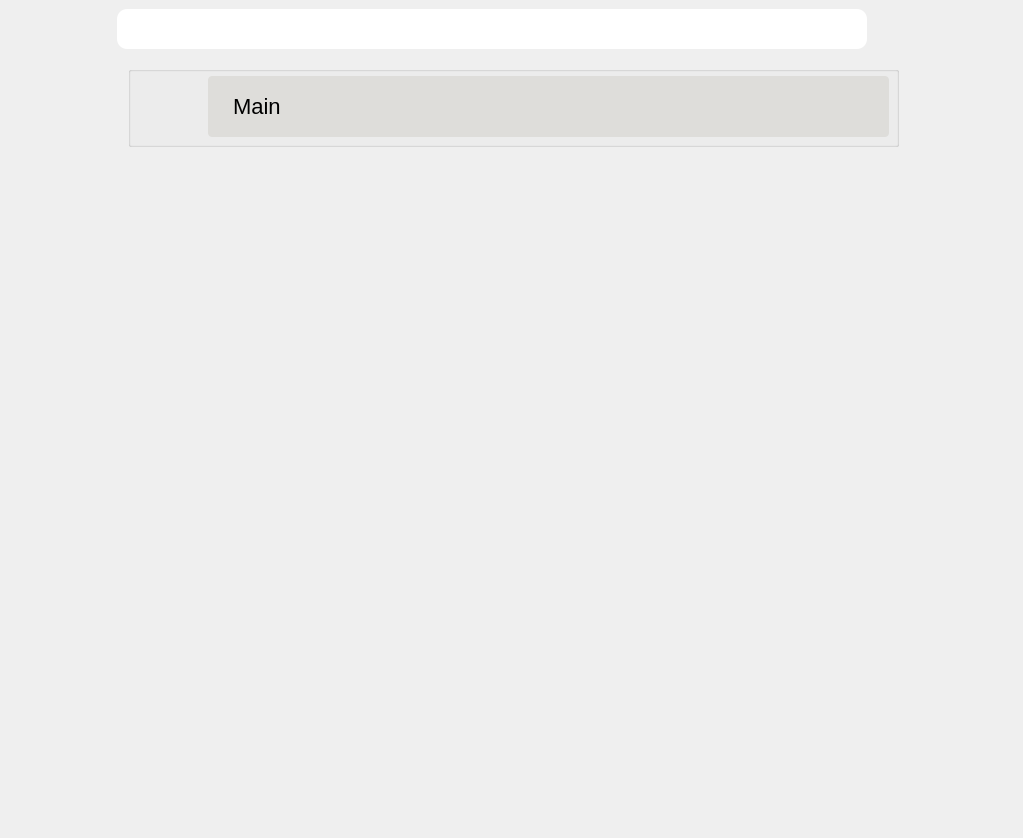
The window that forms/collections_view.ui (Abdel-RahmanSaied/SpecialsAid_frontEnd) describes before a commit, drawn with Qt 5.
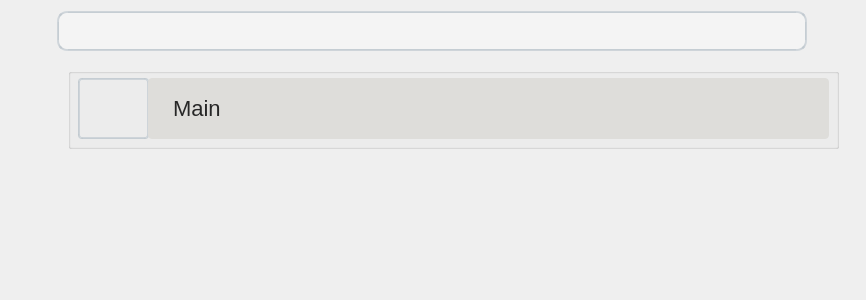
The same window after the commit. Icons and pictures are not drawn.

Commit message: create 2 ui's and its views

Diff of the .ui file:
```diff
--- a/forms/collections_view.ui
+++ b/forms/collections_view.ui
@@ -1,19 +1,448 @@
 <?xml version="1.0" encoding="UTF-8"?>
 <ui version="4.0">
- <class>MainWindow</class>
- <widget class="QMainWindow" name="MainWindow">
+ <class>Form</class>
+ <widget class="QWidget" name="Form">
   <property name="geometry">
    <rect>
     <x>0</x>
     <y>0</y>
-    <width>1023</width>
-    <height>838</height>
+    <width>866</width>
+    <height>300</height>
    </rect>
   </property>
   <property name="windowTitle">
    <string>MainWindow</string>
   </property>
-  <widget class="QWidget" name="centralwidget">
+  <property name="styleSheet">
+   <string notr="true">
+QMainWindow {
+    background-color:#f5f5f5;
+}
+QPushButton, QToolButton, QCommandLinkButton{
+    padding: 0 5px 0 5px;
+    border-style: solid;
+    border-top-color: qlineargradient(spread:pad, x1:0, y1:0, x2:0, y2:1, stop:0 #c1c9cf, stop:1 #d2d8dd);
+    border-right-color: qlineargradient(spread:pad, x1:1, y1:0, x2:0, y2:0, stop:0 #c1c9cf, stop:1 #d2d8dd);
+    border-bottom-color: qlineargradient(spread:pad, x1:0, y1:1, x2:0, y2:0, stop:0 #c1c9cf, stop:1 #d2d8dd);
+    border-left-color: qlineargradient(spread:pad, x1:0, y1:0, x2:1, y2:0, stop:0 #c1c9cf, stop:1 #d2d8dd);
+    border-width: 2px;
+    border-radius: 8px;
+    color: #616161;
+    font-weight: bold;
+    background-color: qlineargradient(spread:pad, x1:0.5, y1:0, x2:0.5, y2:1, stop:0 #fbfdfd, stop:0.5 #ffffff, stop:1 #fbfdfd);
+}
+QPushButton::default, QToolButton::default, QCommandLinkButton::default{
+    border: 2px solid transparent;
+    color: #FFFFFF;
+    background-color: qlineargradient(spread:pad, x1:0.5, y1:0, x2:0.5, y2:1, stop:0 #84afe5, stop:1 #1168e4);
+}
+QPushButton:hover, QToolButton:hover, QCommandLinkButton:hover{
+    color: #3d3d3d;
+}
+QPushButton:pressed, QToolButton:pressed, QCommandLinkButton:pressed{
+    color: #aeaeae;
+    background-color: qlineargradient(spread:pad, x1:0.5, y1:0, x2:0.5, y2:1, stop:0 #ffffff, stop:0.5 #fbfdfd, stop:1 #ffffff);
+}
+QPushButton:disabled, QToolButton:disabled, QCommandLinkButton:disabled{
+    color: #616161;
+    background-color: qlineargradient(spread:pad, x1:0.5, y1:0, x2:0.5, y2:1, stop:0 #dce7eb, stop:0.5 #e0e8eb, stop:1 #dee7ec);
+}
+QLineEdit, QTextEdit, QPlainTextEdit, QSpinBox, QDoubleSpinBox, QTimeEdit, QDateEdit, QDateTimeEdit {
+    border-width: 2px;
+    border-radius: 8px;
+    border-style: solid;
+    border-top-color: qlineargradient(spread:pad, x1:0.5, y1:1, x2:0.5, y2:0, stop:0 #c1c9cf, stop:1 #d2d8dd);
+    border-right-color: qlineargradient(spread:pad, x1:0, y1:0, x2:1, y2:0, stop:0 #c1c9cf, stop:1 #d2d8dd);
+    border-bottom-color: qlineargradient(spread:pad, x1:0.5, y1:0, x2:0.5, y2:1, stop:0 #c1c9cf, stop:1 #d2d8dd);
+    border-left-color: qlineargradient(spread:pad, x1:1, y1:0, x2:0, y2:0, stop:0 #c1c9cf, stop:1 #d2d8dd);
+    background-color: #f4f4f4;
+    color: #3d3d3d;
+}
+QLineEdit:focus, QTextEdit:focus, QPlainTextEdit:focus, QSpinBox:focus, QDoubleSpinBox:focus, QTimeEdit:focus, QDateEdit:focus, QDateTimeEdit:focus {
+    border-width: 2px;
+    border-radius: 8px;
+    border-style: solid;
+    border-top-color: qlineargradient(spread:pad, x1:0.5, y1:1, x2:0.5, y2:0, stop:0 #85b7e3, stop:1 #9ec1db);
+    border-right-color: qlineargradient(spread:pad, x1:0, y1:0, x2:1, y2:0, stop:0 #85b7e3, stop:1 #9ec1db);
+    border-bottom-color: qlineargradient(spread:pad, x1:0.5, y1:0, x2:0.5, y2:1, stop:0 #85b7e3, stop:1 #9ec1db);
+    border-left-color: qlineargradient(spread:pad, x1:1, y1:0, x2:0, y2:0, stop:0 #85b7e3, stop:1 #9ec1db);
+    background-color: #f4f4f4;
+    color: #3d3d3d;
+}
+QLineEdit:disabled, QTextEdit:disabled, QPlainTextEdit:disabled, QSpinBox:disabled, QDoubleSpinBox:disabled, QTimeEdit:disabled, QDateEdit:disabled, QDateTimeEdit:disabled {
+    color: #b9b9b9;
+}
+QSpinBox::up-button, QDoubleSpinBox::up-button, QTimeEdit::up-button, QDateEdit::up-button, QDateTimeEdit::up-button {
+    subcontrol-origin: padding;
+    subcontrol-position: top right;
+    width: 15px;
+    color: #272727;
+    border-left-width: 1px;
+    border-left-color: darkgray;
+    border-left-style: solid;
+    border-top-right-radius: 3px;
+    padding: 3px;
+}
+QSpinBox::down-button, QDoubleSpinBox::down-button, QTimeEdit::down-button, QDateEdit::down-button, QDateTimeEdit::down-button {
+    subcontrol-origin: padding;
+    subcontrol-position: bottom right;
+    width: 15px;
+    color: #272727;
+    border-left-width: 1px;
+    border-left-color: darkgray;
+    border-left-style: solid;
+    border-bottom-right-radius: 3px;
+    padding: 3px;
+}
+QSpinBox::up-button:pressed, QDoubleSpinBox::up-button:pressed, QTimeEdit::up-button:pressed, QDateEdit::up-button:pressed, QDateTimeEdit::up-button:pressed {
+    color: #aeaeae;
+    background-color: qlineargradient(spread:pad, x1:0.5, y1:0, x2:0.5, y2:1, stop:0 #ffffff, stop:0.5 #fbfdfd, stop:1 #ffffff);
+}
+QSpinBox::down-button:pressed, QDoubleSpinBox::down-button:pressed, QTimeEdit::down-button:pressed, QDateEdit::down-button:pressed, QDateTimeEdit::down-button:pressed {
+    color: #aeaeae;
+    background-color: qlineargradient(spread:pad, x1:0.5, y1:0, x2:0.5, y2:1, stop:0 #ffffff, stop:0.5 #fbfdfd, stop:1 #ffffff);
+}
+QSpinBox::up-button:hover, QDoubleSpinBox::up-button:hover, QTimeEdit::up-button:hover, QDateEdit::up-button:hover, QDateTimeEdit::up-button:hover {
+    color: #FFFFFF;
+    border-top-right-radius: 5px;
+    background-color: qlineargradient(spread:pad, x1:0.5, y1:0, x2:0.5, y2:1, stop:0 #84afe5, stop:1 #1168e4);
+    
+}
+QSpinBox::down-button:hover, QDoubleSpinBox::down-button:hover, QTimeEdit::down-button:hover, QDateEdit::down-button:hover, QDateTimeEdit::down-button:hover {
+    color: #FFFFFF;
+    border-bottom-right-radius: 5px;
+    background-color: qlineargradient(spread:pad, x1:0.5, y1:0, x2:0.5, y2:1, stop:0 #84afe5, stop:1 #1168e4);
+}
+QSpinBox::up-arrow, QDoubleSpinBox::up-arrow, QTimeEdit::up-arrow, QDateEdit::up-arrow, QDateTimeEdit::up-arrow {
+    image: url(/usr/share/icons/Adwaita/16x16/actions/go-up-symbolic.symbolic.png);
+}
+QSpinBox::down-arrow, QDoubleSpinBox::down-arrow, QTimeEdit::down-arrow, QDateEdit::down-arrow, QDateTimeEdit::down-arrow {
+    image: url(/usr/share/icons/Adwaita/16x16/actions/go-down-symbolic.symbolic.png);
+}
+QProgressBar {
+    max-height: 8px;
+    text-align: center;
+    font: italic bold 11px;
+    color: #3d3d3d;
+    border: 1px solid transparent;
+    border-radius:4px;
+    background-color: qlineargradient(spread:pad, x1:0, y1:0, x2:0, y2:1, stop:0 #ddd5d5, stop:0.5 #dad3d3, stop:1 #ddd5d5);
+}
+QProgressBar::chunk {
+    background-color: qlineargradient(spread:pad, x1:0, y1:0, x2:0, y2:1, stop:0 #467dd1, stop:0.5 #3b88fc, stop:1 #467dd1);
+    border-radius: 4px;
+}
+QProgressBar:disabled {
+    color: #616161;
+}
+QProgressBar::chunk:disabled {
+    background-color: #aeaeae;
+}
+QSlider::groove {
+    border: 1px solid #bbbbbb;
+    background-color: #52595d;
+    border-radius: 4px;
+}
+QSlider::groove:horizontal {
+    height: 6px;
+}
+QSlider::groove:vertical {
+    width: 6px;
+}
+QSlider::handle:horizontal {
+    background: #ffffff;
+    border-style: solid;
+    border-width: 1px;
+    border-color: rgb(207,207,207);
+    width: 12px;
+    margin: -5px 0;
+    border-radius: 7px;
+}
+QSlider::handle:vertical {
+    background: #ffffff;
+    border-style: solid;
+    border-width: 1px;
+    border-color: rgb(207,207,207);
+    height: 12px;
+    margin: 0 -5px;
+    border-radius: 7px;
+}
+QSlider::add-page, QSlider::sub-page {
+    border: 1px transparent;
+    background-color: #52595d;
+    border-radius: 4px;
+}
+QSlider::add-page:horizontal {
+    background: qlineargradient(spread:pad, x1:0, y1:0, x2:0, y2:1, stop:0 #ddd5d5, stop:0.5 #dad3d3, stop:1 #ddd5d5);
+}
+QSlider::sub-page:horizontal {
+    background-color: qlineargradient(spread:pad, x1:0, y1:0, x2:1, y2:0, stop:0 #467dd1, stop:0.5 #3b88fc, stop:1 #467dd1);
+}
+QSlider::add-page:vertical {
+    background-color: qlineargradient(spread:pad, x1:0, y1:0, x2:0, y2:1, stop:0 #467dd1, stop:0.5 #3b88fc, stop:1 #467dd1);
+}
+QSlider::sub-page:vertical {
+    background: qlineargradient(spread:pad, x1:0, y1:0, x2:1, y2:0, stop:0 #ddd5d5, stop:0.5 #dad3d3, stop:1 #ddd5d5);
+}
+QSlider::add-page:horizontal:disabled, QSlider::sub-page:horizontal:disabled, QSlider::add-page:vertical:disabled, QSlider::sub-page:vertical:disabled {
+    background: #b9b9b9;
+}
+QComboBox, QFontComboBox {
+    border-width: 2px;
+    border-radius: 8px;
+    border-style: solid;
+    border-top-color: qlineargradient(spread:pad, x1:0.5, y1:1, x2:0.5, y2:0, stop:0 #c1c9cf, stop:1 #d2d8dd);
+    border-right-color: qlineargradient(spread:pad, x1:0, y1:0, x2:1, y2:0, stop:0 #c1c9cf, stop:1 #d2d8dd);
+    border-bottom-color: qlineargradient(spread:pad, x1:0.5, y1:0, x2:0.5, y2:1, stop:0 #c1c9cf, stop:1 #d2d8dd);
+    border-left-color: qlineargradient(spread:pad, x1:1, y1:0, x2:0, y2:0, stop:0 #c1c9cf, stop:1 #d2d8dd);
+    background-color: #f4f4f4;
+    color: #272727;
+    padding-left: 5px;
+}
+QComboBox:editable, QComboBox:!editable, QComboBox::drop-down:editable, QComboBox:!editable:on, QComboBox::drop-down:editable:on {
+    background: #ffff;
+}
+QComboBox::drop-down {
+    subcontrol-origin: padding;
+    subcontrol-position: top right;
+    width: 15px;
+    color: #272727;
+    border-left-width: 1px;
+    border-left-color: darkgray;
+    border-left-style: solid;
+    border-top-right-radius: 3px;
+    border-bottom-right-radius: 3px;
+}
+QComboBox::down-arrow {
+    image: url(/usr/share/icons/Adwaita/16x16/actions/go-down-symbolic.symbolic.png); /*Adawaita icon thene*/
+}
+
+QComboBox::down-arrow:on {
+    top: 1px;
+    left: 1px;
+}
+QComboBox QAbstractItemView {
+    border: 1px solid darkgray;
+    border-radius: 8px;
+    selection-background-color: #dadada;
+    selection-color: #272727;
+    color: #272727;
+    background: white;
+}
+QLabel, QCheckBox, QRadioButton {
+    color: #272727;
+}
+QCheckBox {
+    padding: 2px;
+}
+QCheckBox:disabled, QRadioButton:disabled {
+    color: #808086;
+    padding: 2px;
+}
+
+QCheckBox:hover {
+    border-radius:4px;
+    border-style:solid;
+    padding-left: 1px;
+    padding-right: 1px;
+    padding-bottom: 1px;
+    padding-top: 1px;
+    border-width:1px;
+    border-color: transparent;
+}
+QCheckBox::indicator:checked {
+    image: url(/usr/share/icons/Adwaita/16x16/actions/object-select-symbolic.symbolic.png);
+    height: 15px;
+    width: 15px;
+    border-style:solid;
+    border-width: 1px;
+    border-color: #48a5fd;
+    color: #ffffff;
+    border-radius: 3px;
+    background-color: qlineargradient(spread:pad, x1:0, y1:0, x2:0, y2:1, stop:0 #48a5fd, stop:0.5 #329cfb, stop:1 #48a5fd);
+}
+QCheckBox::indicator:unchecked {
+    
+    height: 15px;
+    width: 15px;
+    border-style:solid;
+    border-width: 1px;
+    border-color: #48a5fd;
+    border-radius: 3px;
+    background-color: #fbfdfa;
+}
+QLCDNumber {
+    color: #616161;;
+}
+QMenuBar {
+    background-color: #ececec;
+}
+QMenuBar::item {
+    color: #616161;
+    spacing: 3px;
+    padding: 1px 4px;
+    background-color: #ececec;
+}
+
+QMenuBar::item:selected {
+    background-color: #dadada;
+    color: #3d3d3d;
+}
+QMenu {
+    background-color: #ececec;
+}
+QMenu::item:selected {
+    background-color: #dadada;
+    color: #3d3d3d;
+}
+QMenu::item {
+    color: #616161;;
+    background-color: #e0e0e0;
+}
+QTabWidget {
+    color:rgb(0,0,0);
+    background-color:#000000;
+}
+QTabWidget::pane {
+    border-color: #050a0e;
+    background-color: #e0e0e0;
+    border-width: 1px;
+    border-radius: 4px;
+    position: absolute;
+    top: -0.5em;
+    padding-top: 0.5em;
+}
+
+QTabWidget::tab-bar {
+    alignment: center;
+}
+
+QTabBar::tab {
+    border-bottom: 1px solid #c0c0c0;
+    padding: 3px;
+    color: #272727;
+    background-color: #fefefc;
+    margin-left:0px;
+}
+QTabBar::tab:!last {
+    border-right: 1px solid;
+    border-right-color: #c0c0c0;
+    border-bottom-color: #c0c0c0;
+}
+QTabBar::tab:first {
+    border-top-left-radius: 4px;
+    border-bottom-left-radius: 4px;
+}
+QTabBar::tab:last {
+    border-top-right-radius: 4px;
+    border-bottom-right-radius: 4px;
+}
+QTabBar::tab:selected, QTabBar::tab:last:selected, QTabBar::tab:hover {
+    color: #FFFFFF;
+    background-color: qlineargradient(spread:pad, x1:0.5, y1:0, x2:0.5, y2:1, stop:0 #84afe5, stop:1 #1168e4);
+}
+QRadioButton::indicator {
+    height: 14px;
+    width: 14px;
+    border-style:solid;
+    border-radius:7px;
+    border-width: 1px;
+}
+QRadioButton::indicator:checked {
+    border-color: #48a5fd;
+    background-color: qradialgradient(cx:0.5, cy:0.5, radius:0.4,fx:0.5, fy:0.5, stop:0 #ffffff, stop:0.5 #ffffff, stop:0.6 #48a5fd, stop:1 #48a5fd);
+}
+QRadioButton::indicator:!checked {
+    border-color: #a9b7c6;
+    background-color: #fbfdfa;
+}
+QStatusBar {
+    color:#027f7f;
+}
+
+QDial {
+    background: #16a085;
+}
+
+QToolBox {
+    color: #a9b7c6;
+    background-color: #222b2e;
+}
+QToolBox::tab {
+    color: #a9b7c6;
+    background-color:#222b2e;
+}
+QToolBox::tab:selected {
+    color: #FFFFFF;
+    background-color:#222b2e;
+}
+QScrollArea {
+    color: #FFFFFF;
+    background-color:#222b2e;
+}
+
+QScrollBar:horizontal {
+	max-height: 10px;
+	border: 1px transparent grey;
+	margin: 0px 20px 0px 20px;
+	background: transparent;
+}
+QScrollBar:vertical {
+	max-width: 10px;
+	border: 1px transparent grey;
+	margin: 20px 0px 20px 0px;
+	background: transparent;
+}
+QScrollBar::handle:vertical, QScrollBar::handle:horizontal {
+	background: #52595d;
+	border-style: transparent;
+	border-radius: 4px;
+	min-height: 25px;
+}
+QScrollBar::handle:horizontal:hover, QScrollBar::handle:vertical:hover {
+	background: qlineargradient(spread:pad, x1:0, y1:0, x2:1, y2:0, stop:0 #467dd1, stop:0.5 #3b88fc, stop:1 #467dd1);
+}
+QScrollBar::add-line, QScrollBar::sub-line {
+    border: 2px transparent grey;
+    border-radius: 4px;
+    subcontrol-origin: margin;
+    background: #b9b9b9;
+}
+QScrollBar::add-line:horizontal {
+    width: 20px;
+    subcontrol-position: right;
+}
+QScrollBar::add-line:vertical {
+    height: 20px;
+    subcontrol-position: bottom;
+}
+QScrollBar::sub-line:horizontal {
+    width: 20px;
+    subcontrol-position: left;
+}
+QScrollBar::sub-line:vertical {
+    height: 20px;
+    subcontrol-position: top;
+}
+QScrollBar::add-line:vertical:pressed, QScrollBar::add-line:horizontal:pressed, QScrollBar::sub-line:horizontal:pressed, QScrollBar::sub-line:vertical:pressed {
+    background: qlineargradient(spread:pad, x1:0, y1:0, x2:1, y2:0, stop:0 #467dd1, stop:0.5 #3b88fc, stop:1 #467dd1);
+}
+QScrollBar::add-page:horizontal, QScrollBar::sub-page:horizontal, QScrollBar::add-page:vertical, QScrollBar::sub-page:vertical {
+    background: none;
+}
+QScrollBar::up-arrow:vertical {
+    image: url(/usr/share/icons/Adwaita/16x16/actions/go-up-symbolic.symbolic.png);
+}
+QScrollBar::down-arrow:vertical {
+    image: url(/usr/share/icons/Adwaita/16x16/actions/go-down-symbolic.symbolic.png);
+}
+QScrollBar::left-arrow:horizontal {
+    image: url(/usr/share/icons/Adwaita/16x16/actions/go-previous-symbolic.symbolic.png);
+}
+QScrollBar::right-arrow:horizontal {
+    image: url(/usr/share/icons/Adwaita/16x16/actions/go-next-symbolic.symbolic.png);
+}</string>
+  </property>
    <layout class="QGridLayout" name="gridLayout">
     <item row="0" column="0">
      <widget class="QPushButton" name="back_to_home_btn">
@@ -30,7 +459,8 @@
        </size>
       </property>
       <property name="styleSheet">
-       <string notr="true"/>
+      <string notr="true">background-color: rgb(255, 255, 255,0);
+border-color: rgb(255, 255, 255,0);</string>
       </property>
       <property name="text">
        <string/>
@@ -89,7 +519,8 @@
        </size>
       </property>
       <property name="styleSheet">
-       <string notr="true"/>
+      <string notr="true">background-color: rgb(255, 255, 255,0);
+border-color: rgb(255, 255, 255,0);</string>
       </property>
       <property name="text">
        <string/>
@@ -116,7 +547,7 @@
       </property>
       <property name="sizeHint" stdset="0">
        <size>
-        <width>100</width>
+       <width>37</width>
         <height>20</height>
        </size>
       </property>
@@ -148,7 +579,7 @@
          <x>0</x>
          <y>0</y>
          <width>788</width>
-         <height>772</height>
+        <height>234</height>
         </rect>
        </property>
        <widget class="QGroupBox" name="collection_groupbox">
@@ -251,7 +682,6 @@
      </spacer>
     </item>
    </layout>
-  </widget>
  </widget>
  <resources>
   <include location="app_resources.qrc"/>
```
Left out of the diff: 2 changed lines with no effect on the pictures. Lines whose indentation alone changed are shown as unchanged. The commit also changes 1 other file.
